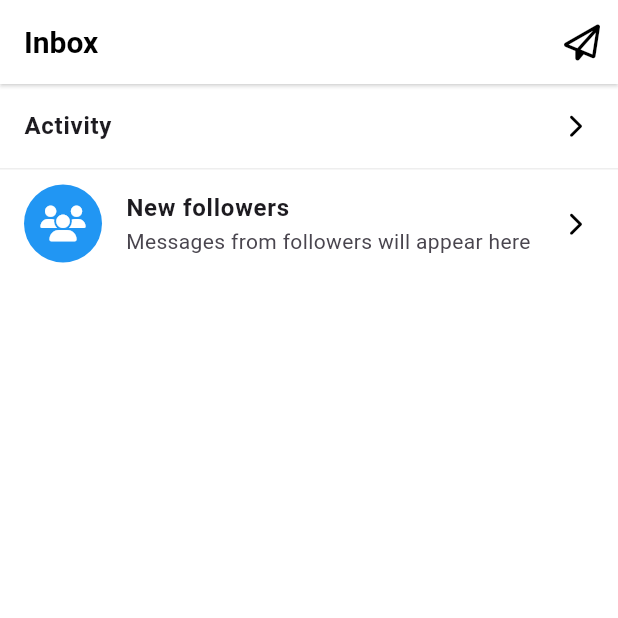
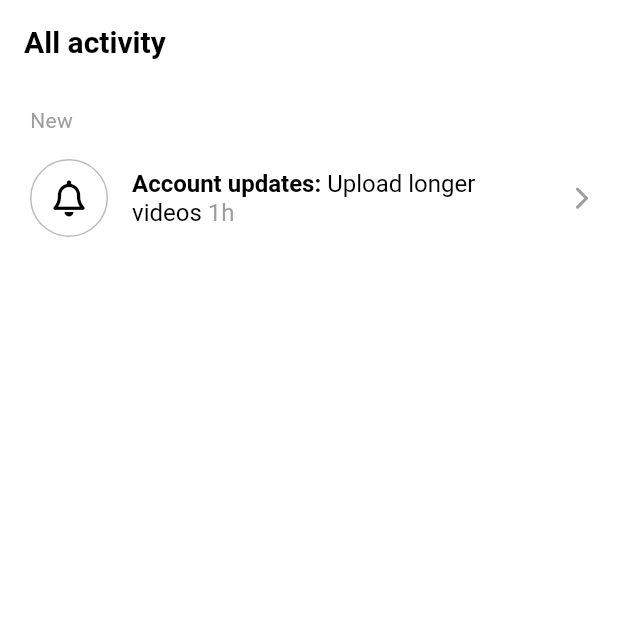
Before and after one commit to hwisaac/flutter_tiktok_clone, a Flutter app: the screen it shows after launch, on a phone screen of 412 x 824 dp, the top half of it. Run offline on Flutter 3.47's test engine with Material 3 defaults, Android fonts, the phone set to English and light mode, and no system bars; our stand-ins replace font_awesome_flutter, video_player, visibility_detector.

Commit message:
Rich Text

```diff
--- /dev/null
+++ b/lib/features/inbox/activity_screen.dart
@@ -0,0 +1,80 @@
+import 'package:flutter/material.dart';
+import 'package:font_awesome_flutter/font_awesome_flutter.dart';
+import 'package:tiktok_clone/constants/gaps.dart';
+import 'package:tiktok_clone/constants/sizes.dart';
+
+class ActivityScreen extends StatelessWidget {
+  const ActivityScreen({super.key});
+
+  @override
+  Widget build(BuildContext context) {
+    return Scaffold(
+      appBar: AppBar(
+        title: const Text("All activity"),
+      ),
+      body: ListView(
+        padding: EdgeInsets.symmetric(horizontal: Sizes.size20),
+        children: [
+          Gaps.v14,
+          Text(
+            'New',
+            style: TextStyle(
+              fontSize: Sizes.size14,
+              color: Colors.grey.shade500,
+            ),
+          ),
+          Gaps.v14,
+          ListTile(
+            contentPadding: EdgeInsets.zero,
+            leading: Container(
+              width: Sizes.size52,
+              decoration: BoxDecoration(
+                  shape: BoxShape.circle,
+                  color: Colors.white,
+                  border: Border.all(
+                    color: Colors.grey.shade400,
+                    width: Sizes.size1,
+                  )),
+              child: const Center(
+                child: FaIcon(
+                  FontAwesomeIcons.bell,
+                  color: Colors.black,
+                ),
+              ),
+            ),
+            title: RichText(
+              text: TextSpan(
+                text: "Account updates:",
+                style: const TextStyle(
+                  fontWeight: FontWeight.w600,
+                  color: Colors.black,
+                  fontSize: Sizes.size16,
+                ),
+                children: [
+                  const TextSpan(
+                    text: " Upload longer videos",
+                    style: TextStyle(
+                      fontWeight: FontWeight.normal,
+                    ),
+                  ),
+                  TextSpan(
+                    text: " 1h",
+                    style: TextStyle(
+                      fontWeight: FontWeight.normal,
+                      color: Colors.grey.shade500,
+                    ),
+                  ),
+                ],
+              ),
+            ),
+            trailing: FaIcon(
+              FontAwesomeIcons.chevronRight,
+              size: Sizes.size16,
+              color: Colors.grey.shade500,
+            ),
+          ),
+        ],
+      ),
+    );
+  }
+}
--- a/lib/features/inbox/inbox_screen.dart
+++ b/lib/features/inbox/inbox_screen.dart
@@ -1,6 +1,7 @@
 import 'package:flutter/material.dart';
 import 'package:font_awesome_flutter/font_awesome_flutter.dart';
 import 'package:tiktok_clone/constants/sizes.dart';
+import 'package:tiktok_clone/features/inbox/activity_screen.dart';
 
 class InboxScreen extends StatelessWidget {
   const InboxScreen({super.key});
@@ -8,6 +9,15 @@ class InboxScreen extends StatelessWidget {
   @override
   Widget build(BuildContext context) {
     void _onDmPressed() {}
+
+    void _onActivityTap(BuildContext context) {
+      Navigator.of(context).push(
+        MaterialPageRoute(
+          builder: (context) => ActivityScreen(),
+        ),
+      );
+    }
+
     return Scaffold(
       appBar: AppBar(
         elevation: 1,
@@ -21,15 +31,16 @@ class InboxScreen extends StatelessWidget {
       ),
       body: ListView(
         children: [
-          const ListTile(
-            title: Text(
+          ListTile(
+            onTap: () => _onActivityTap(context),
+            title: const Text(
               "Activity",
               style: TextStyle(
                 fontWeight: FontWeight.w700,
                 fontSize: Sizes.size16,
               ),
             ),
-            trailing: FaIcon(
+            trailing: const FaIcon(
               FontAwesomeIcons.chevronRight,
               size: Sizes.size16,
               color: Colors.black,
--- a/lib/main.dart
+++ b/lib/main.dart
@@ -1,5 +1,6 @@
 import 'package:flutter/material.dart';
 import 'package:tiktok_clone/constants/sizes.dart';
+import 'package:tiktok_clone/features/inbox/activity_screen.dart';
 import 'package:tiktok_clone/features/inbox/inbox_screen.dart';
 import 'package:tiktok_clone/features/main_navigation/main_navigation_screen.dart';
 
@@ -42,7 +43,7 @@ class TikTokApp extends StatelessWidget {
             elevation: 3,
             shadowColor: Colors.black,
           )),
-      home: InboxScreen(),
+      home: ActivityScreen(),
 
     );
   }
```
